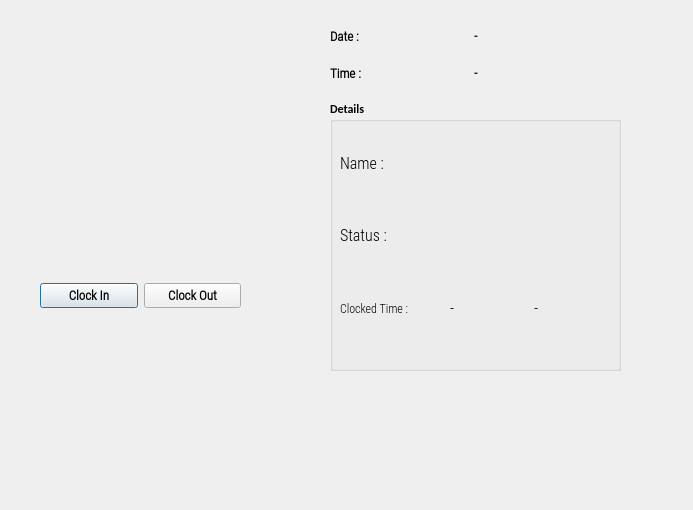
Old version of the form Face_Detection_PyQt_Final/outputwindow.ui in the repository perveen-neha/Face-Attendance-System.
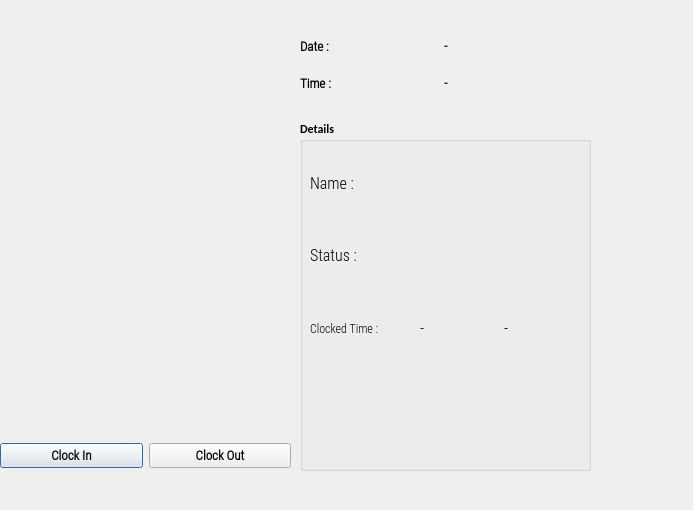
New version of the form. Icons and pictures are not drawn.

```diff
--- a/Face_Detection_PyQt_Final/outputwindow.ui
+++ b/Face_Detection_PyQt_Final/outputwindow.ui
@@ -39,10 +39,10 @@
   <widget class="QLabel" name="imgLabel">
    <property name="geometry">
     <rect>
-     <x>20</x>
-     <y>0</y>
-     <width>211</width>
-     <height>211</height>
+     <x>10</x>
+     <y>20</y>
+     <width>271</width>
+     <height>371</height>
     </rect>
    </property>
    <property name="minimumSize">
@@ -64,9 +64,9 @@
   <widget class="QWidget" name="horizontalLayoutWidget">
    <property name="geometry">
     <rect>
-     <x>40</x>
-     <y>270</y>
-     <width>201</width>
+     <x>0</x>
+     <y>430</y>
+     <width>291</width>
      <height>51</height>
     </rect>
    </property>
@@ -112,8 +112,8 @@
   <widget class="QWidget" name="gridLayoutWidget">
    <property name="geometry">
     <rect>
-     <x>330</x>
-     <y>20</y>
+     <x>300</x>
+     <y>30</y>
      <width>281</width>
      <height>69</height>
     </rect>
@@ -184,10 +184,10 @@
   <widget class="QGroupBox" name="groupBox">
    <property name="geometry">
     <rect>
-     <x>330</x>
-     <y>100</y>
+     <x>300</x>
+     <y>120</y>
      <width>291</width>
-     <height>271</height>
+     <height>351</height>
     </rect>
    </property>
    <property name="title">
```
